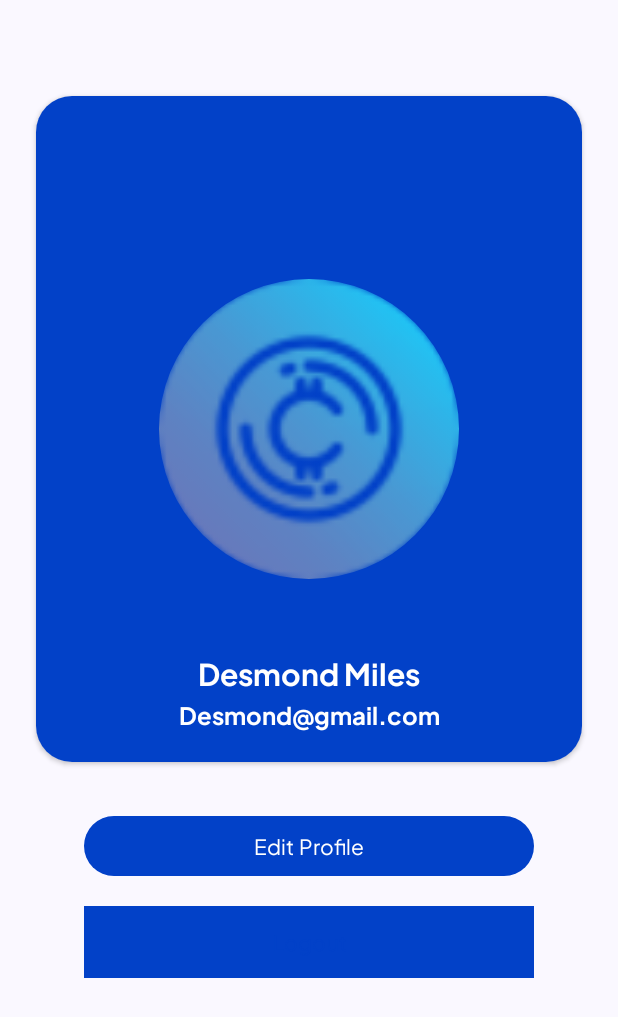
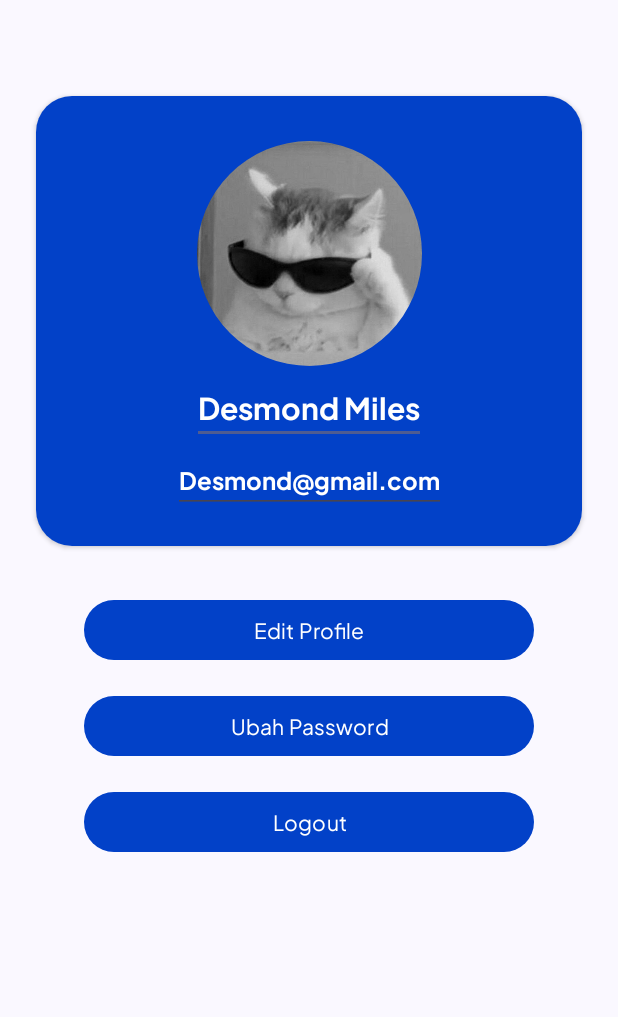
Before and after one commit to arkan3h/4crypto, an Android app: the layout fragment_profile.xml on its own in the app's theme, with its tools: preview values and no code run, on a phone screen of 412 x 824 dp. Shown: the top 1017 px of the screen. Run offline under Robolectric (Android 15) with nearby library versions, the phone set to English and light mode, and no system bars.

Commit message:
set profile part 2 (connect profile to data firebase

```diff
--- a/app/src/main/java/com/arkan/a4crypto/presentation/profile/ProfileViewModel.kt
+++ b/app/src/main/java/com/arkan/a4crypto/presentation/profile/ProfileViewModel.kt
@@ -7,7 +7,6 @@ import com.arkan.a4crypto.data.repository.UserRepository
 import kotlinx.coroutines.Dispatchers
 
 class ProfileViewModel(private val repo: UserRepository) : ViewModel() {
-
     val isEditMode = MutableLiveData(false)
 
     fun changeEditMode() {
@@ -20,8 +19,8 @@ class ProfileViewModel(private val repo: UserRepository) : ViewModel() {
     fun changePassword() {
         repo.requestChangePasswordByEmail()
     }
+
     fun getCurrentUser() = repo.getCurrentUser()
-
 
     fun isUserLoggedIn() = repo.isLoggedIn()
 
--- a/app/src/main/res/layout/fragment_profile.xml
+++ b/app/src/main/res/layout/fragment_profile.xml
@@ -1,10 +1,17 @@
 <?xml version="1.0" encoding="utf-8"?>
-<androidx.constraintlayout.widget.ConstraintLayout xmlns:android="http://schemas.android.com/apk/res/android"
+<androidx.core.widget.NestedScrollView xmlns:android="http://schemas.android.com/apk/res/android"
     xmlns:app="http://schemas.android.com/apk/res-auto"
     xmlns:tools="http://schemas.android.com/tools"
     android:layout_width="match_parent"
     android:layout_height="match_parent"
+    android:layout_marginBottom="50dp"
     tools:context=".presentation.profile.ProfileFragment">
+
+    <androidx.constraintlayout.widget.ConstraintLayout
+        android:layout_width="match_parent"
+        android:layout_height="wrap_content" >
+
+
 
     <androidx.cardview.widget.CardView
         android:id="@+id/cv_1"
@@ -19,35 +26,34 @@
 
         <androidx.constraintlayout.widget.ConstraintLayout
             android:layout_width="match_parent"
-            android:layout_height="match_parent"
+            android:layout_height="300dp"
             android:background="@color/md_theme_primary">
 
             <com.google.android.material.imageview.ShapeableImageView
                 android:id="@+id/iv_profile"
-                android:layout_width="200dp"
-                android:layout_height="200dp"
-                android:src="@drawable/ic_app"
-                app:layout_constraintBottom_toBottomOf="parent"
+                android:layout_width="150dp"
+                android:layout_height="150dp"
+                android:src="@drawable/iv_profile"
+                android:layout_marginTop="30dp"
                 app:layout_constraintEnd_toEndOf="parent"
                 app:layout_constraintStart_toStartOf="parent"
                 app:layout_constraintTop_toTopOf="parent"
                 app:shapeAppearanceOverlay="@style/ShapeAppearanceOverlay.App.CornerSize10Percent"
-                tools:src="@tools:sample/avatars" />
+            />
 
-            <TextView
+            <com.google.android.material.textfield.TextInputEditText
                 android:id="@+id/tv_name"
                 android:layout_width="wrap_content"
                 android:layout_height="wrap_content"
                 android:textColor="@color/white"
                 android:textSize="20sp"
                 android:textStyle="bold"
-                app:layout_constraintBottom_toBottomOf="parent"
                 app:layout_constraintEnd_toEndOf="parent"
                 app:layout_constraintStart_toStartOf="parent"
                 app:layout_constraintTop_toBottomOf="@id/iv_profile"
                 tools:text="Desmond Miles" />
 
-            <TextView
+            <com.google.android.material.textfield.TextInputEditText
                 android:id="@+id/tv_email"
                 android:layout_width="wrap_content"
                 android:layout_height="wrap_content"
@@ -55,7 +61,6 @@
                 android:textColor="@color/white"
                 android:textSize="16sp"
                 android:textStyle="bold"
-                app:layout_constraintBottom_toBottomOf="parent"
                 app:layout_constraintEnd_toEndOf="parent"
                 app:layout_constraintStart_toStartOf="parent"
                 app:layout_constraintTop_toBottomOf="@id/tv_name"
@@ -74,17 +79,28 @@
         app:layout_constraintEnd_toEndOf="parent"
         app:layout_constraintStart_toStartOf="parent"
         app:layout_constraintTop_toBottomOf="@id/cv_1" />
+    <Button
+        android:id="@+id/btn_changePw"
+        android:layout_width="300dp"
+        android:layout_height="wrap_content"
+        android:layout_marginTop="16dp"
+        android:text="Ubah Password"
+        android:textColor="@color/white"
+        app:layout_constraintEnd_toEndOf="parent"
+        app:layout_constraintStart_toStartOf="parent"
+        app:layout_constraintTop_toBottomOf="@id/btn_edit" />
 
     <Button
         android:id="@+id/btn_logout"
         android:layout_width="300dp"
         android:layout_height="wrap_content"
         android:layout_marginTop="16dp"
-        android:background="@color/white"
         android:text="Logout"
-        android:textColor="@color/md_theme_primary"
+        android:textColor="@color/white"
         app:layout_constraintEnd_toEndOf="parent"
         app:layout_constraintStart_toStartOf="parent"
-        app:layout_constraintTop_toBottomOf="@id/btn_edit" />
+        app:layout_constraintTop_toBottomOf="@id/btn_changePw" />
 
-</androidx.constraintlayout.widget.ConstraintLayout>
+    </androidx.constraintlayout.widget.ConstraintLayout>
+
+</androidx.core.widget.NestedScrollView>
--- a/app/src/main/res/values/themes.xml
+++ b/app/src/main/res/values/themes.xml
@@ -50,6 +50,11 @@
         <item name="android:fontFamily">
             @font/jakarta_font
         </item>
+        <item name="windowSplashScreenBackground">?attr/colorPrimary</item>
+        <item name="windowSplashScreenAnimatedIcon">@drawable/ic_logo_app</item>
+        <item name="windowSplashScreenAnimationDuration">6000</item>
+        <item name="windowSplashScreenIconBackgroundColor">?attr/colorPrimary</item>
+        <item name="postSplashScreenTheme">@style/Base.Theme.myAppSplashScreen</item>
     </style>
 
     <style name="ShapeAppearanceOverlay.App.CornerSize10Percent" parent="">
@@ -60,14 +65,9 @@
 
     <style name="Base.Theme.myAppSplashScreen" parent="Theme.Material3.Light.NoActionBar" >
         <item name="colorPrimary">@color/md_theme_primary</item>
+        <item name="android:fontFamily">
+            @font/jakarta_font
+        </item>
     </style>
 
-    <style name="Theme.myAppSplashScreen" parent="Base.Theme.myAppSplashScreen" />
-    <style name="Theme.App.SplashScreen" parent="Theme.SplashScreen">
-        <item name="windowSplashScreenBackground">?attr/colorPrimary</item>
-        <item name="windowSplashScreenAnimatedIcon">@drawable/ic_logo_app</item>
-        <item name="windowSplashScreenAnimationDuration">6000</item>
-        <item name="windowSplashScreenIconBackgroundColor">?attr/colorPrimary</item>
-        <item name="postSplashScreenTheme">@style/Base.Theme.myAppSplashScreen</item>
-    </style>
 </resources>
```
Also changed, not shown: app/src/main/AndroidManifest.xml (+8 -4 lines), app/src/main/java/com/arkan/a4crypto/presentation/profile/ProfileFragment.kt (+132 -1 lines), app/src/main/res/layout/layout_dialog_change_password.xml (added, +42 -0 lines), app/src/main/res/layout/layout_dialog_logout.xml (added, +61 -0 lines), app/src/main/res/raw/iv_lottie_logout.json (added, +1 -0 lines), app/src/main/res/values/strings.xml (+9 -0 lines), app/src/main/res/drawable/img_home_banner.png, app/src/main/res/drawable/iv_profile.jpeg (added).
